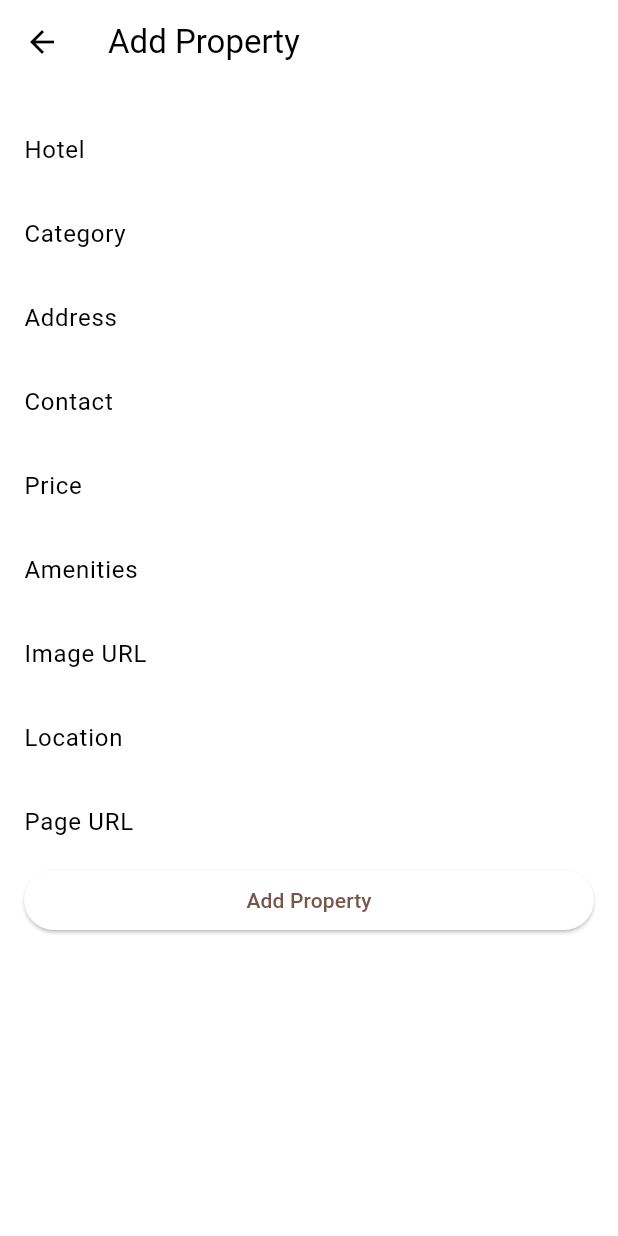
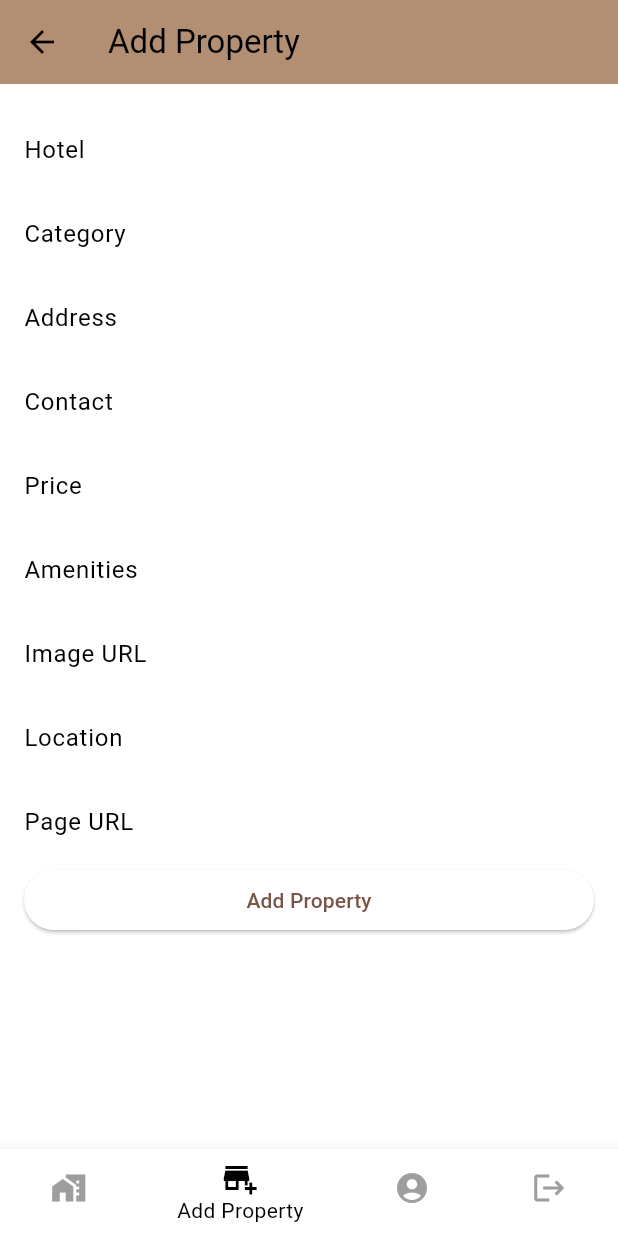
Before and after one commit to sugonamu/balinchill, a Flutter app: the AddPropertyPage screen opened directly, on a phone screen of 412 x 824 dp. Run offline on Flutter 3.47's test engine with Material 3 defaults, Android fonts, the phone set to English and light mode, and no system bars; our stand-ins replace envied; missing offline and left inert: pbp_django_auth; generated files the repository leaves out were written again.

Commit message:
adding navbar

```diff
--- a/lib/host/screens/addproperty.dart
+++ b/lib/host/screens/addproperty.dart
@@ -1,4 +1,5 @@
 import 'package:balinchill/env.dart';
+import 'package:balinchill/widgets/host_navbar.dart';
 import 'package:flutter/material.dart';
 import 'package:balinchill/host/models/property.dart';
 import 'package:balinchill/services/api_service.dart';
@@ -73,6 +74,12 @@ class _AddPropertyPageState extends State<AddPropertyPage> {
     return Scaffold(
       appBar: AppBar(
         title: Text('Add Property'),
+        backgroundColor: const Color(0xFFB89576),
+        elevation: 4,
+      ),
+        bottomNavigationBar: Navbar(
+        apiService: apiService,
+        currentIndex: 1, // add
       ),
       body: Padding(
         padding: EdgeInsets.all(16.0),
--- a/lib/host/screens/host.dart
+++ b/lib/host/screens/host.dart
@@ -7,7 +7,7 @@ import 'package:provider/provider.dart';
 import 'package:balinchill/services/api_service.dart';
 import 'package:pbp_django_auth/pbp_django_auth.dart';
 import 'package:balinchill/env.dart';
-import 'package:balinchill/widgets/host_left_drawer.dart'; // Import the LeftDrawer
+import 'package:balinchill/widgets/host_navbar.dart'; // Import the LeftDrawer
 
 class HostDashboardPage extends StatefulWidget {
   @override
@@ -27,7 +27,10 @@ class _HostDashboardPageState extends State<HostDashboardPage> {
         title: Text('My Properties'),
         backgroundColor: Color(0xFFB89576),
       ),
-      drawer: LeftDrawer(apiService: apiService), // Add the drawer here
+      bottomNavigationBar: Navbar(
+        apiService: apiService,
+        currentIndex: 0, // add
+      ),
       body: FutureBuilder<List<Property>>(
         future: apiService.getHostProperties(),
         builder: (context, snapshot) {
--- a/lib/payment/screens/booking_history.dart
+++ b/lib/payment/screens/booking_history.dart
@@ -5,6 +5,7 @@ import 'package:provider/provider.dart';
 import '../models/payment.dart';
 import '../../booking/models/booking.dart'; // Import the Hotel model
 import '../../services/api_service.dart'; // Import ApiService
+import 'package:balinchill/widgets/guest_navbar.dart'; // add
 
 class BookingHistoryPage extends StatefulWidget {
   @override
@@ -141,6 +142,10 @@ class _BookingHistoryPageState extends State<BookingHistoryPage> {
                         },
                       ),
                     ),
+      bottomNavigationBar: Navbar(
+        apiService: _apiService,
+        currentIndex: 1, // example index
+      ),
     );
   }
 }
--- a/lib/profile/profile_screens/host_viewprofile.dart
+++ b/lib/profile/profile_screens/host_viewprofile.dart
@@ -5,7 +5,7 @@ import 'package:balinchill/profile/models/profile.dart';
 import 'package:balinchill/services/api_service.dart';
 import 'package:pbp_django_auth/pbp_django_auth.dart';
 import 'package:balinchill/env.dart';
-import 'package:balinchill/widgets/host_left_drawer.dart'; // Import the LeftDrawer
+import 'package:balinchill/widgets/host_navbar.dart'; // Import the LeftDrawer
 
 class ProfilePage extends StatefulWidget {
   const ProfilePage({super.key});
@@ -28,7 +28,7 @@ class _ProfilePageState extends State<ProfilePage> {
         backgroundColor: const Color(0xFFB89576),
         elevation: 4,
       ),
-      drawer: LeftDrawer(apiService: apiService),
+      bottomNavigationBar: Navbar(apiService: apiService, currentIndex: 2),
       body: FutureBuilder<Profile>(
         future: apiService.fetchUserProfile(), // Fetch only the logged-in user's profile
         builder: (context, snapshot) {
--- /dev/null
+++ b/lib/widgets/host_navbar.dart
@@ -0,0 +1,71 @@
+import 'package:balinchill/host/screens/addproperty.dart';
+import 'package:balinchill/host/screens/host.dart';
+import 'package:flutter/material.dart';
+import 'package:balinchill/auth/screens/login.dart';
+import 'package:balinchill/profile/profile_screens/host_viewprofile.dart';
+import 'package:balinchill/services/api_service.dart';
+
+class Navbar extends StatelessWidget {
+  final ApiService apiService;
+  final int currentIndex; // add
+
+  Navbar({required this.apiService, this.currentIndex = 0}); // add
+
+  @override
+  Widget build(BuildContext context) {
+    return BottomNavigationBar(
+      currentIndex: currentIndex, // add
+      backgroundColor: Colors.white,
+      selectedItemColor: Colors.black,
+      unselectedItemColor: Colors.grey,
+      items: const [
+        BottomNavigationBarItem(
+          icon: Icon(Icons.home_work), // changed
+          label: 'View Property',
+        ),
+        BottomNavigationBarItem(
+          icon: Icon(Icons.add_business), // changed
+          label: 'Add Property',
+        ),
+        BottomNavigationBarItem(
+          icon: Icon(Icons.account_circle),
+          label: 'Profile',
+        ),
+        BottomNavigationBarItem(
+          icon: Icon(Icons.logout),
+          label: 'Logout',
+        ),
+      ],
+      onTap: (index) {
+        switch (index) {
+          case 0:
+            Navigator.push(
+              context,
+              MaterialPageRoute(builder: (context) => HostDashboardPage()),
+            );
+            break;
+          case 1:
+            Navigator.push(
+              context,
+              MaterialPageRoute(builder: (context) => AddPropertyPage()),
+            );
+            break;
+          case 2:
+            Navigator.push(
+              context,
+              MaterialPageRoute(builder: (context) => ProfilePage()),
+            );
+            break;
+          case 3:
+            apiService.logout();
+            Navigator.pushAndRemoveUntil(
+              context,
+              MaterialPageRoute(builder: (context) => LoginPage()),
+              (Route<dynamic> route) => false,
+            );
+            break;
+        }
+      },
+    );
+  }
+}
```
Also changed, not shown: lib/booking/screens/homepage.dart (+7 -2 lines), lib/profile/profile_screens/guest_viewprofile.dart (+5 -3 lines), lib/widgets/guest_left_drawer.dart (deleted, +0 -80 lines), lib/widgets/guest_navbar.dart (added, +71 -0 lines), lib/widgets/host_left_drawer.dart (deleted, +0 -78 lines).
